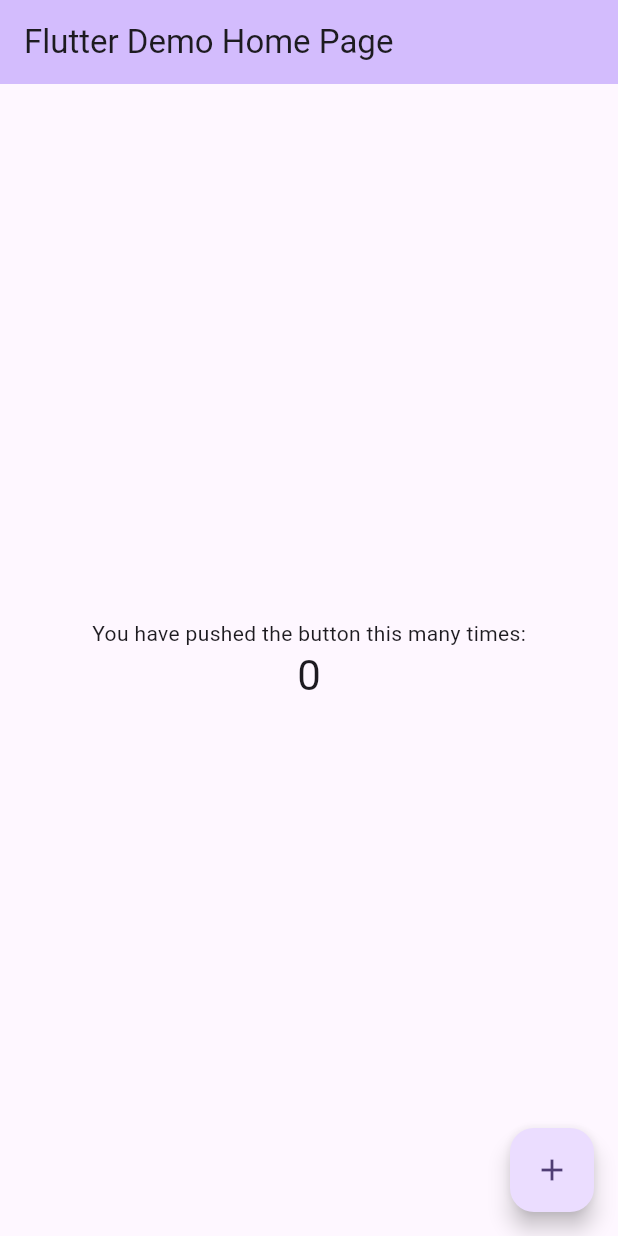
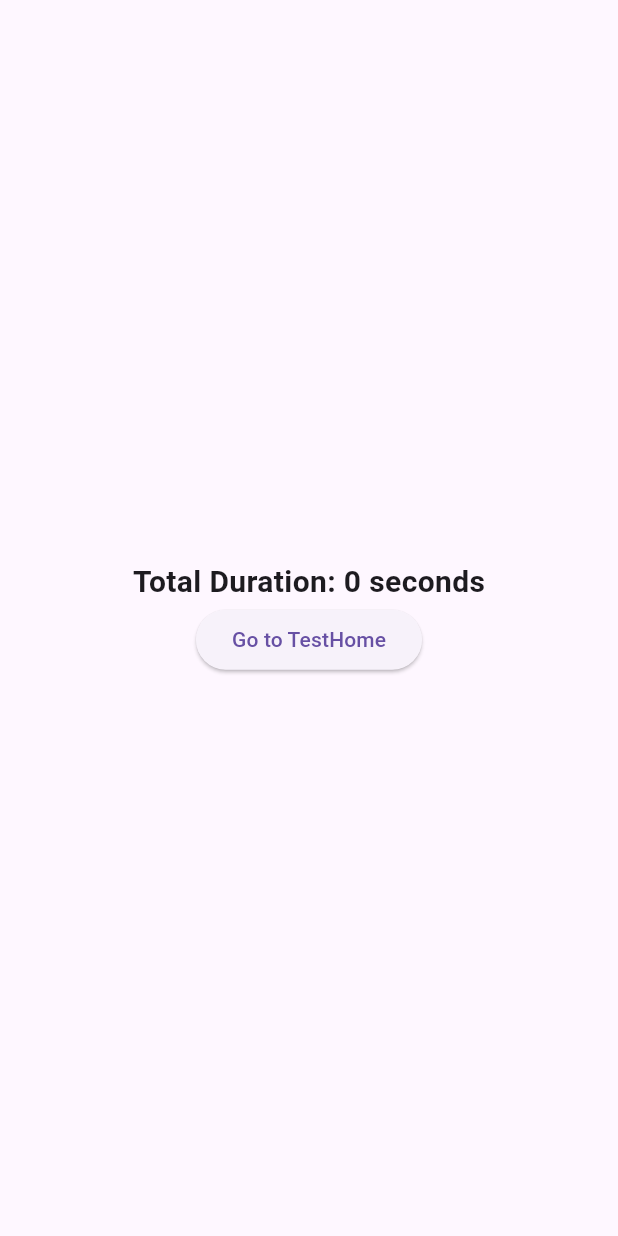
Before and after one commit to kip-i/grofessor, a Flutter app: the screen it shows after launch, on a phone screen of 412 x 824 dp. Run offline on Flutter 3.47's test engine with Material 3 defaults, Android fonts, the phone set to English and light mode, and no system bars; our stand-ins replace flutter_riverpod, freezed_annotation, riverpod; missing offline and left inert: screen_brightness.

```diff
--- a/lib/main.dart
+++ b/lib/main.dart
@@ -1,132 +1,20 @@
 import 'package:flutter/material.dart';
-import 'package:firebase_core/firebase_core.dart';
-import 'firebase_options.dart';
+import 'package:flutter_riverpod/flutter_riverpod.dart';
+import 'test_home.dart';
 
-void main() async {
-  WidgetsFlutterBinding.ensureInitialized();
-
-  await Firebase.initializeApp(
-    options: DefaultFirebaseOptions.currentPlatform,
-  );
-  runApp(const MyApp());
+void main() {
+  runApp(ProviderScope(child: MyApp()));
 }
 
 class MyApp extends StatelessWidget {
-  const MyApp({super.key});
-
-  // This widget is the root of your application.
   @override
   Widget build(BuildContext context) {
     return MaterialApp(
-      title: 'Flutter Demo',
+      title: 'Sample App',
       theme: ThemeData(
-        // This is the theme of your application.
-        //
-        // TRY THIS: Try running your application with "flutter run". You'll see
-        // the application has a blue toolbar. Then, without quitting the app,
-        // try changing the seedColor in the colorScheme below to Colors.green
-        // and then invoke "hot reload" (save your changes or press the "hot
-        // reload" button in a Flutter-supported IDE, or press "r" if you used
-        // the command line to start the app).
-        //
-        // Notice that the counter didn't reset back to zero; the application
-        // state is not lost during the reload. To reset the state, use hot
-        // restart instead.
-        //
-        // This works for code too, not just values: Most code changes can be
-        // tested with just a hot reload.
-        colorScheme: ColorScheme.fromSeed(seedColor: Colors.deepPurple),
-        useMaterial3: true,
+        primarySwatch: Colors.blue,
       ),
-      home: const MyHomePage(title: 'Flutter Demo Home Page'),
+      home: Home(),
     );
   }
 }
-
-class MyHomePage extends StatefulWidget {
-  const MyHomePage({super.key, required this.title});
-
-  // This widget is the home page of your application. It is stateful, meaning
-  // that it has a State object (defined below) that contains fields that affect
-  // how it looks.
-
-  // This class is the configuration for the state. It holds the values (in this
-  // case the title) provided by the parent (in this case the App widget) and
-  // used by the build method of the State. Fields in a Widget subclass are
-  // always marked "final".
-
-  final String title;
-
-  @override
-  State<MyHomePage> createState() => _MyHomePageState();
-}
-
-class _MyHomePageState extends State<MyHomePage> {
-  int _counter = 0;
-
-  void _incrementCounter() {
-    setState(() {
-      // This call to setState tells the Flutter framework that something has
-      // changed in this State, which causes it to rerun the build method below
-      // so that the display can reflect the updated values. If we changed
-      // _counter without calling setState(), then the build method would not be
-      // called again, and so nothing would appear to happen.
-      _counter++;
-    });
-  }
-
-  @override
-  Widget build(BuildContext context) {
-    // This method is rerun every time setState is called, for instance as done
-    // by the _incrementCounter method above.
-    //
-    // The Flutter framework has been optimized to make rerunning build methods
-    // fast, so that you can just rebuild anything that needs updating rather
-    // than having to individually change instances of widgets.
-    return Scaffold(
-      appBar: AppBar(
-        // TRY THIS: Try changing the color here to a specific color (to
-        // Colors.amber, perhaps?) and trigger a hot reload to see the AppBar
-        // change color while the other colors stay the same.
-        backgroundColor: Theme.of(context).colorScheme.inversePrimary,
-        // Here we take the value from the MyHomePage object that was created by
-        // the App.build method, and use it to set our appbar title.
-        title: Text(widget.title),
-      ),
-      body: Center(
-        // Center is a layout widget. It takes a single child and positions it
-        // in the middle of the parent.
-        child: Column(
-          // Column is also a layout widget. It takes a list of children and
-          // arranges them vertically. By default, it sizes itself to fit its
-          // children horizontally, and tries to be as tall as its parent.
-          //
-          // Column has various properties to control how it sizes itself and
-          // how it positions its children. Here we use mainAxisAlignment to
-          // center the children vertically; the main axis here is the vertical
-          // axis because Columns are vertical (the cross axis would be
-          // horizontal).
-          //
-          // TRY THIS: Invoke "debug painting" (choose the "Toggle Debug Paint"
-          // action in the IDE, or press "p" in the console), to see the
-          // wireframe for each widget.
-          mainAxisAlignment: MainAxisAlignment.center,
-          children: <Widget>[
-            const Text(
-              'You have pushed the button this many times:',
-            ),
-            Text(
-              '$_counter',
-              style: Theme.of(context).textTheme.headlineMedium,
-            ),
-          ],
-        ),
-      ),
-      floatingActionButton: FloatingActionButton(
-        onPressed: _incrementCounter,
-        tooltip: 'Increment',
-        child: const Icon(Icons.add),
-      ), // This trailing comma makes auto-formatting nicer for build methods.
-    );
-  }
-}
--- /dev/null
+++ b/lib/sample_provider.dart
@@ -0,0 +1,8 @@
+import 'package:riverpod/riverpod.dart';
+import 'sample_screen_controller.dart';
+import 'sample_state.dart';
+
+final sampleScreenProvider =
+    StateNotifierProvider<SampleScreenController, SampleScreenState>(
+  (ref) => SampleScreenController(),
+);
--- /dev/null
+++ b/lib/test_home.dart
@@ -0,0 +1,35 @@
+import 'package:flutter/material.dart';
+import 'package:flutter_riverpod/flutter_riverpod.dart';
+import 'sample_provider.dart';
+import 'sample_screen.dart';
+
+class Home extends ConsumerWidget {
+  @override
+  Widget build(BuildContext context, WidgetRef ref) {
+    final state = ref.watch(sampleScreenProvider); // 状態を監視
+
+    return Scaffold(
+      body: Center(
+        child: Column(
+          mainAxisAlignment: MainAxisAlignment.center,
+          children: [
+            Text(
+              'Total Duration: ${state.totalDuration.inSeconds} seconds',
+              style: TextStyle(fontSize: 20, fontWeight: FontWeight.bold),
+            ),
+            ElevatedButton(
+              child: const Text('Go to TestHome'),
+              onPressed: () {
+                Navigator.push(
+                  context,
+                  MaterialPageRoute(builder: (context) => SampleScreen()),
+                );
+                debugPrint('Go to TestHome');
+              },
+            ),
+          ],
+        ),
+      ),
+    );
+  }
+}
```
Also changed, not shown: lib/sample_screen.dart (added, +61 -0 lines), lib/sample_screen_controller.dart (added, +56 -0 lines), lib/sample_state.dart (added, +12 -0 lines), lib/switch_active.dart (added, +33 -0 lines), pubspec.yaml (+11 -4 lines), lib/sample_state.freezed.dart (added), pubspec.lock, 4 other files.
